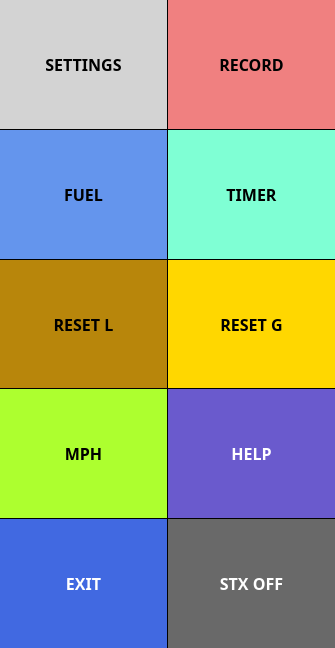
Before: the Qt Designer form ui/MenuDialog.ui in UnexplodedMinds/Stratofier, drawn with Qt 5.
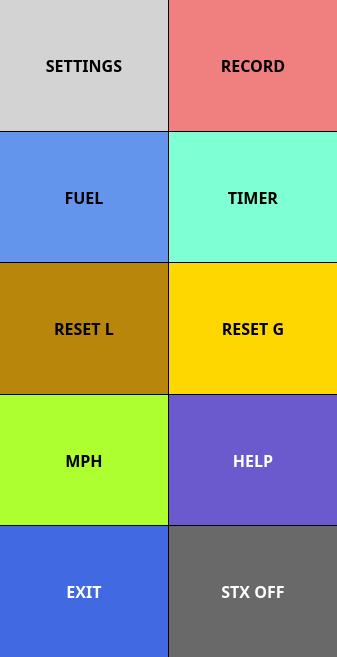
After: the same form once the commit is applied.

```diff
--- a/ui/MenuDialog.ui
+++ b/ui/MenuDialog.ui
@@ -6,8 +6,8 @@
    <rect>
     <x>0</x>
     <y>0</y>
-    <width>335</width>
-    <height>648</height>
+    <width>337</width>
+    <height>657</height>
    </rect>
   </property>
   <property name="sizePolicy">
@@ -124,8 +124,8 @@
    <property name="spacing">
     <number>1</number>
    </property>
-   <item row="3" column="1">
-    <widget class="QPushButton" name="m_pFuelButton">
+   <item row="8" column="2">
+    <widget class="QPushButton" name="m_pHelpButton">
      <property name="sizePolicy">
       <sizepolicy hsizetype="MinimumExpanding" vsizetype="MinimumExpanding">
        <horstretch>0</horstretch>
@@ -147,27 +147,27 @@
       <string notr="true">QPushButton
 {
 	border: none;
-	color: black;
+	background-color: SlateBlue;
+	color: white;
+}
+QPushButton::pressed
+{
+	border: none;
 	background-color: CornflowerBlue;
-}
-QPushButton::pressed
-{
-	border: none;
 	color: black;
-	background-color: DarkCyan;
 }
 </string>
      </property>
      <property name="text">
-      <string>FUEL</string>
+      <string>HELP</string>
      </property>
      <property name="autoDefault">
       <bool>false</bool>
      </property>
     </widget>
    </item>
-   <item row="4" column="1">
-    <widget class="QPushButton" name="m_pResetLevelButton">
+   <item row="2" column="1">
+    <widget class="QPushButton" name="m_pSettingsButton">
      <property name="sizePolicy">
       <sizepolicy hsizetype="MinimumExpanding" vsizetype="MinimumExpanding">
        <horstretch>0</horstretch>
@@ -190,25 +190,52 @@
 {
 	border: none;
 	color: black;
-	background-color: DarkGoldenrod;
+	background-color: lightGray;
 }
 QPushButton::pressed
 {
 	border: none;
 	color: black;
-	background-color: SaddleBrown;
+	background-color: dimGray;
 }
 </string>
      </property>
      <property name="text">
-      <string>RESET L</string>
+      <string>SETTINGS</string>
      </property>
      <property name="autoDefault">
       <bool>false</bool>
      </property>
     </widget>
    </item>
-   <item row="7" column="1">
+   <item row="17" column="2">
+    <widget class="QPushButton" name="m_pExitButton">
+     <property name="sizePolicy">
+      <sizepolicy hsizetype="MinimumExpanding" vsizetype="MinimumExpanding">
+       <horstretch>0</horstretch>
+       <verstretch>0</verstretch>
+      </sizepolicy>
+     </property>
+     <property name="font">
+      <font>
+       <family>Droid Sans</family>
+       <pointsize>12</pointsize>
+       <weight>75</weight>
+       <bold>true</bold>
+      </font>
+     </property>
+     <property name="autoFillBackground">
+      <bool>false</bool>
+     </property>
+     <property name="text">
+      <string>STX OFF</string>
+     </property>
+     <property name="autoDefault">
+      <bool>false</bool>
+     </property>
+    </widget>
+   </item>
+   <item row="8" column="1">
     <widget class="QPushButton" name="m_pUnitsAirspeedButton">
      <property name="sizePolicy">
       <sizepolicy hsizetype="MinimumExpanding" vsizetype="MinimumExpanding">
@@ -248,6 +275,132 @@
     </widget>
    </item>
    <item row="4" column="2">
+    <widget class="QPushButton" name="m_pTimerButton">
+     <property name="sizePolicy">
+      <sizepolicy hsizetype="MinimumExpanding" vsizetype="MinimumExpanding">
+       <horstretch>0</horstretch>
+       <verstretch>0</verstretch>
+      </sizepolicy>
+     </property>
+     <property name="font">
+      <font>
+       <family>Droid Sans</family>
+       <pointsize>12</pointsize>
+       <weight>75</weight>
+       <bold>true</bold>
+      </font>
+     </property>
+     <property name="autoFillBackground">
+      <bool>false</bool>
+     </property>
+     <property name="styleSheet">
+      <string notr="true">QPushButton
+{
+	border: none;
+	color: black;
+	background-color: Aquamarine;
+}
+QPushButton::pressed
+{
+	border: none;
+	color: black;
+	background-color: CadetBlue;
+}
+</string>
+     </property>
+     <property name="text">
+      <string>TIMER</string>
+     </property>
+     <property name="autoDefault">
+      <bool>false</bool>
+     </property>
+    </widget>
+   </item>
+   <item row="5" column="1">
+    <widget class="QPushButton" name="m_pResetLevelButton">
+     <property name="sizePolicy">
+      <sizepolicy hsizetype="MinimumExpanding" vsizetype="MinimumExpanding">
+       <horstretch>0</horstretch>
+       <verstretch>0</verstretch>
+      </sizepolicy>
+     </property>
+     <property name="font">
+      <font>
+       <family>Droid Sans</family>
+       <pointsize>12</pointsize>
+       <weight>75</weight>
+       <bold>true</bold>
+      </font>
+     </property>
+     <property name="autoFillBackground">
+      <bool>false</bool>
+     </property>
+     <property name="styleSheet">
+      <string notr="true">QPushButton
+{
+	border: none;
+	color: black;
+	background-color: DarkGoldenrod;
+}
+QPushButton::pressed
+{
+	border: none;
+	color: black;
+	background-color: SaddleBrown;
+}
+</string>
+     </property>
+     <property name="text">
+      <string>RESET L</string>
+     </property>
+     <property name="autoDefault">
+      <bool>false</bool>
+     </property>
+    </widget>
+   </item>
+   <item row="4" column="1">
+    <widget class="QPushButton" name="m_pFuelButton">
+     <property name="sizePolicy">
+      <sizepolicy hsizetype="MinimumExpanding" vsizetype="MinimumExpanding">
+       <horstretch>0</horstretch>
+       <verstretch>0</verstretch>
+      </sizepolicy>
+     </property>
+     <property name="font">
+      <font>
+       <family>Droid Sans</family>
+       <pointsize>12</pointsize>
+       <weight>75</weight>
+       <bold>true</bold>
+      </font>
+     </property>
+     <property name="autoFillBackground">
+      <bool>false</bool>
+     </property>
+     <property name="styleSheet">
+      <string notr="true">QPushButton
+{
+	border: none;
+	color: black;
+	background-color: CornflowerBlue;
+}
+QPushButton::pressed
+{
+	border: none;
+	color: black;
+	background-color: DarkCyan;
+}
+</string>
+     </property>
+     <property name="text">
+      <string>FUEL</string>
+     </property>
+     <property name="autoDefault">
+      <bool>false</bool>
+     </property>
+    </widget>
+   </item>
+   <item row="5" column="2">
     <widget class="QPushButton" name="m_pResetGMeterButton">
      <property name="sizePolicy">
       <sizepolicy hsizetype="MinimumExpanding" vsizetype="MinimumExpanding">
@@ -289,7 +442,7 @@
      </property>
     </widget>
    </item>
-   <item row="16" column="1">
+   <item row="17" column="1">
     <widget class="QPushButton" name="m_pExitStratofierButton">
      <property name="sizePolicy">
       <sizepolicy hsizetype="MinimumExpanding" vsizetype="MinimumExpanding">
@@ -331,138 +484,32 @@
      </property>
     </widget>
    </item>
-   <item row="16" column="2">
-    <widget class="QPushButton" name="m_pExitButton">
-     <property name="sizePolicy">
-      <sizepolicy hsizetype="MinimumExpanding" vsizetype="MinimumExpanding">
-       <horstretch>0</horstretch>
-       <verstretch>0</verstretch>
-      </sizepolicy>
-     </property>
-     <property name="font">
-      <font>
-       <family>Droid Sans</family>
-       <pointsize>12</pointsize>
-       <weight>75</weight>
-       <bold>true</bold>
-      </font>
-     </property>
-     <property name="autoFillBackground">
-      <bool>false</bool>
-     </property>
-     <property name="text">
-      <string>STX OFF</string>
-     </property>
-     <property name="autoDefault">
-      <bool>false</bool>
-     </property>
-    </widget>
-   </item>
-   <item row="7" column="2">
-    <widget class="QPushButton" name="m_pHelpButton">
-     <property name="sizePolicy">
-      <sizepolicy hsizetype="MinimumExpanding" vsizetype="MinimumExpanding">
-       <horstretch>0</horstretch>
-       <verstretch>0</verstretch>
-      </sizepolicy>
-     </property>
-     <property name="font">
-      <font>
-       <family>Droid Sans</family>
-       <pointsize>12</pointsize>
-       <weight>75</weight>
-       <bold>true</bold>
-      </font>
-     </property>
-     <property name="autoFillBackground">
-      <bool>false</bool>
-     </property>
-     <property name="styleSheet">
-      <string notr="true">QPushButton
-{
-	border: none;
-	background-color: SlateBlue;
-	color: white;
-}
-QPushButton::pressed
-{
-	border: none;
-	background-color: CornflowerBlue;
-	color: black;
-}
-</string>
-     </property>
-     <property name="text">
-      <string>HELP</string>
-     </property>
-     <property name="autoDefault">
-      <bool>false</bool>
-     </property>
-    </widget>
-   </item>
-   <item row="3" column="2">
-    <widget class="QPushButton" name="m_pTimerButton">
-     <property name="sizePolicy">
-      <sizepolicy hsizetype="MinimumExpanding" vsizetype="MinimumExpanding">
-       <horstretch>0</horstretch>
-       <verstretch>0</verstretch>
-      </sizepolicy>
-     </property>
-     <property name="font">
-      <font>
-       <family>Droid Sans</family>
-       <pointsize>12</pointsize>
-       <weight>75</weight>
-       <bold>true</bold>
-      </font>
-     </property>
-     <property name="autoFillBackground">
-      <bool>false</bool>
-     </property>
-     <property name="styleSheet">
-      <string notr="true">QPushButton
-{
-	border: none;
-	color: black;
-	background-color: Aquamarine;
-}
-QPushButton::pressed
-{
-	border: none;
-	color: black;
-	background-color: CadetBlue;
-}
-</string>
-     </property>
-     <property name="text">
-      <string>TIMER</string>
-     </property>
-     <property name="autoDefault">
-      <bool>false</bool>
-     </property>
-    </widget>
-   </item>
    <item row="2" column="2">
-    <widget class="QPushButton" name="m_pRecFlightButton">
-     <property name="sizePolicy">
-      <sizepolicy hsizetype="MinimumExpanding" vsizetype="MinimumExpanding">
-       <horstretch>0</horstretch>
-       <verstretch>0</verstretch>
-      </sizepolicy>
+    <layout class="QVBoxLayout" name="verticalLayout">
+     <property name="spacing">
+      <number>1</number>
      </property>
-     <property name="font">
-      <font>
-       <family>Droid Sans</family>
-       <pointsize>12</pointsize>
-       <weight>75</weight>
-       <bold>true</bold>
-      </font>
-     </property>
-     <property name="autoFillBackground">
-      <bool>false</bool>
-     </property>
-     <property name="styleSheet">
-      <string notr="true">QPushButton
+     <item>
+      <widget class="QPushButton" name="m_pRecFlightButton">
+       <property name="sizePolicy">
+        <sizepolicy hsizetype="MinimumExpanding" vsizetype="MinimumExpanding">
+         <horstretch>0</horstretch>
+         <verstretch>0</verstretch>
+        </sizepolicy>
+       </property>
+       <property name="font">
+        <font>
+         <family>Droid Sans</family>
+         <pointsize>12</pointsize>
+         <weight>75</weight>
+         <bold>true</bold>
+        </font>
+       </property>
+       <property name="autoFillBackground">
+        <bool>false</bool>
+       </property>
+       <property name="styleSheet">
+        <string notr="true">QPushButton
 {
 	border: none;
 	color: black;
@@ -475,68 +522,22 @@
 	background-color: IndianRed;
 }
 </string>
-     </property>
-     <property name="text">
-      <string>RECORD</string>
-     </property>
-     <property name="checkable">
-      <bool>false</bool>
-     </property>
-     <property name="checked">
-      <bool>false</bool>
-     </property>
-     <property name="autoDefault">
-      <bool>false</bool>
-     </property>
-    </widget>
-   </item>
-   <item row="2" column="1">
-    <widget class="QPushButton" name="m_pSettingsButton">
-     <property name="sizePolicy">
-      <sizepolicy hsizetype="MinimumExpanding" vsizetype="MinimumExpanding">
-       <horstretch>0</horstretch>
-       <verstretch>0</verstretch>
-      </sizepolicy>
-     </property>
-     <property name="font">
-      <font>
-       <family>Droid Sans</family>
-       <pointsize>12</pointsize>
-       <weight>75</weight>
-       <bold>true</bold>
-      </font>
-     </property>
-     <property name="autoFillBackground">
-      <bool>false</bool>
-     </property>
-     <property name="styleSheet">
-      <string notr="true">QPushButton
-{
-	border: none;
-	color: black;
-	background-color: lightGray;
-}
-QPushButton::pressed
-{
-	border: none;
-	color: black;
-	background-color: dimGray;
-}
-</string>
-     </property>
-     <property name="text">
-      <string>SETTINGS</string>
-     </property>
-     <property name="checkable">
-      <bool>false</bool>
-     </property>
-     <property name="checked">
-      <bool>false</bool>
-     </property>
-     <property name="autoDefault">
-      <bool>false</bool>
-     </property>
-    </widget>
+       </property>
+       <property name="text">
+        <string>RECORD</string>
+       </property>
+       <property name="checkable">
+        <bool>false</bool>
+       </property>
+       <property name="checked">
+        <bool>false</bool>
+       </property>
+       <property name="autoDefault">
+        <bool>false</bool>
+       </property>
+      </widget>
+     </item>
+    </layout>
    </item>
   </layout>
  </widget>
```
Left out of the diff: 6 changed lines with no effect on the pictures.
